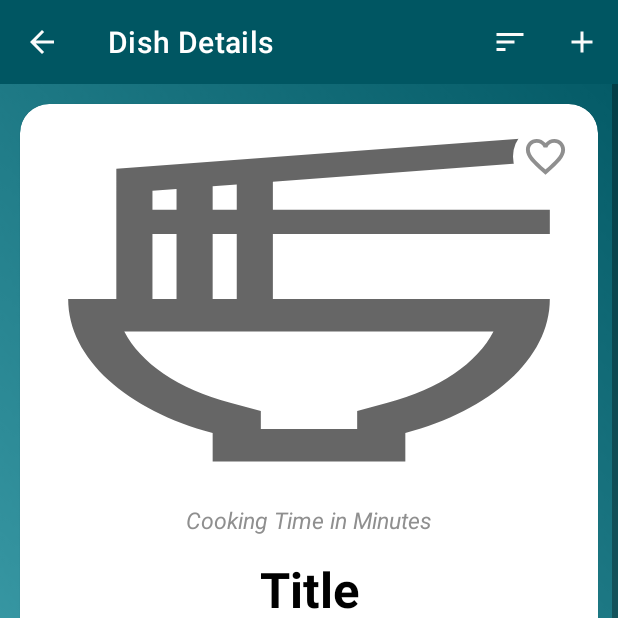
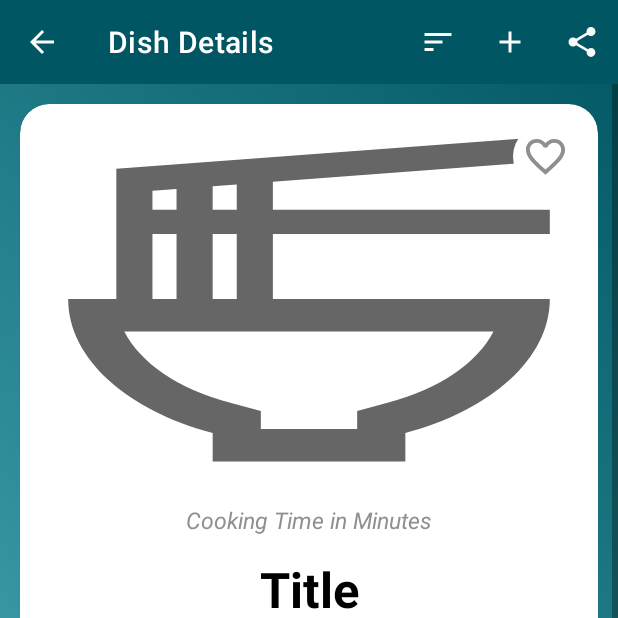
Before and after one commit to kuya32/Foodies, an Android app: the fragment DishDetailsFragment placed in its activity, on a phone screen of 412 x 824 dp, the top half of it. Run offline under Robolectric (Android 15) with nearby library versions, the phone set to English and light mode, and no system bars; our stand-ins replace Room's generated code, navigation-ui, sdp/ssp sizes; libraries missing offline, so code that uses them is left out: androidx.palette.graphics; pictures from the network do not load; 11 statements that could not run were skipped.

Commit message:
Adding share feature to share dish recipes.

```diff
--- /dev/null
+++ b/app/src/main/res/drawable/share.xml
@@ -0,0 +1,5 @@
+<vector android:height="24dp" android:tint="#FBFBFB"
+    android:viewportHeight="24" android:viewportWidth="24"
+    android:width="24dp" xmlns:android="http://schemas.android.com/apk/res/android">
+    <path android:fillColor="@android:color/white" android:pathData="M18,16.08c-0.76,0 -1.44,0.3 -1.96,0.77L8.91,12.7c0.05,-0.23 0.09,-0.46 0.09,-0.7s-0.04,-0.47 -0.09,-0.7l7.05,-4.11c0.54,0.5 1.25,0.81 2.04,0.81 1.66,0 3,-1.34 3,-3s-1.34,-3 -3,-3 -3,1.34 -3,3c0,0.24 0.04,0.47 0.09,0.7L8.04,9.81C7.5,9.31 6.79,9 6,9c-1.66,0 -3,1.34 -3,3s1.34,3 3,3c0.79,0 1.5,-0.31 2.04,-0.81l7.12,4.16c-0.05,0.21 -0.08,0.43 -0.08,0.65 0,1.61 1.31,2.92 2.92,2.92 1.61,0 2.92,-1.31 2.92,-2.92s-1.31,-2.92 -2.92,-2.92z"/>
+</vector>
--- /dev/null
+++ b/app/src/main/res/menu/share_menu.xml
@@ -0,0 +1,10 @@
+<?xml version="1.0" encoding="utf-8"?>
+<menu xmlns:android="http://schemas.android.com/apk/res/android"
+    xmlns:app="http://schemas.android.com/apk/res-auto">
+    <item
+        android:id="@+id/shareDish"
+        android:icon="@drawable/share"
+        android:orderInCategory="100"
+        android:title="@string/share"
+        app:showAsAction="always" />
+</menu>
--- a/app/src/main/res/values/strings.xml
+++ b/app/src/main/res/values/strings.xml
@@ -32,4 +32,5 @@
     <string name="selectItemToSortTitle">Select Item to Sort</string>
     <string name="alreadyAddedToFavorite">You have already added the dish to your favorites!</string>
     <string name="pleaseWait">Please wait...</string>
+    <string name="share">Share Dish</string>
 </resources>
```
Also changed, not shown: app/src/main/java/com/macode/foodies/view/fragments/DishDetailsFragment.kt (+71 -4 lines).
